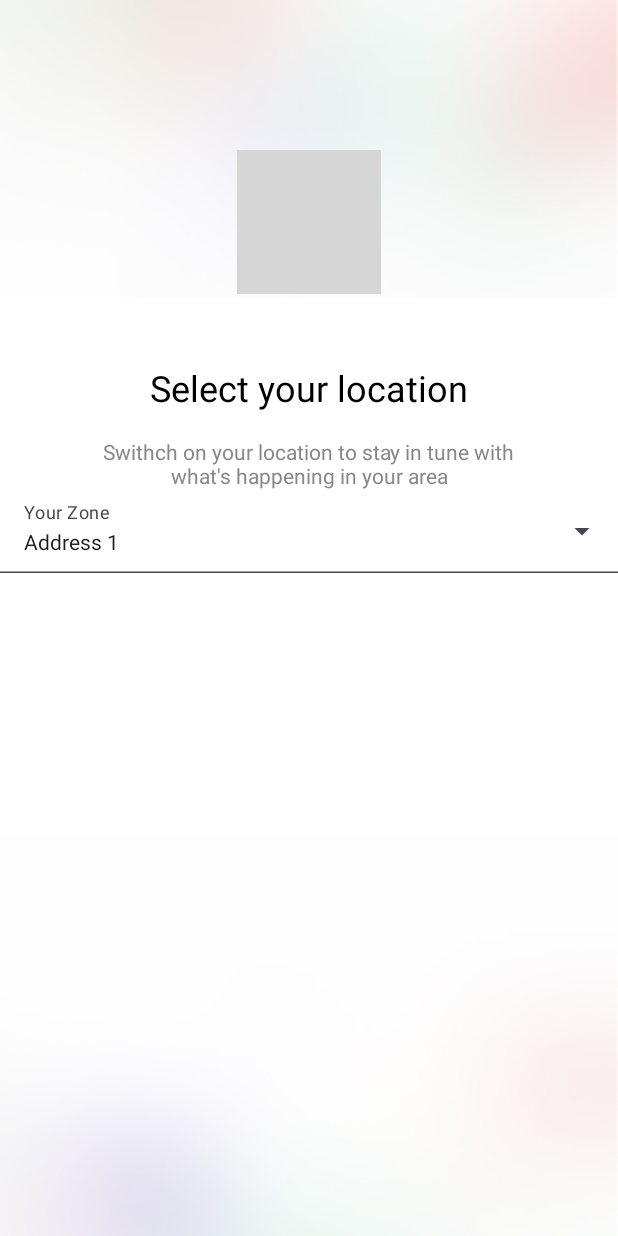
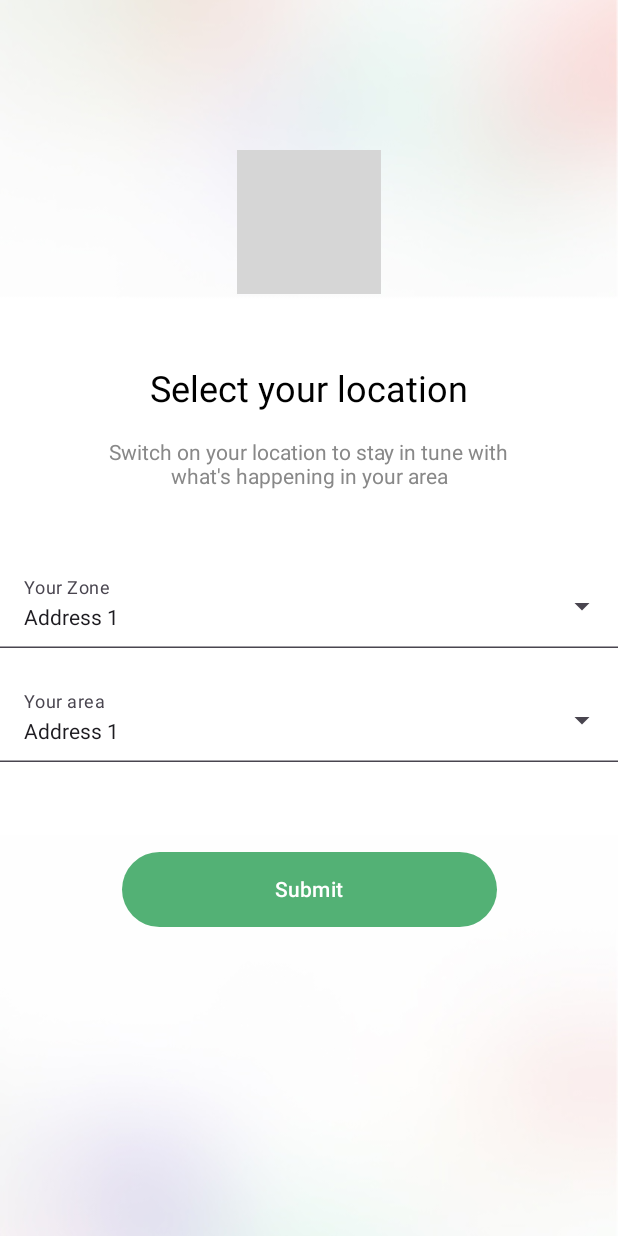
Before and after one commit to Yecksson7/AppMobileNectar, an Android app built with Jetpack Compose: the @Preview function SelectLocationScreen, on a phone screen of 412 x 824 dp. Run offline under Robolectric (Android 15) with nearby library versions, the phone set to English and light mode, and no system bars; grey boxes are pictures that could not be loaded.

```diff
--- a/app/build.gradle.kts
+++ b/app/build.gradle.kts
@@ -68,6 +68,11 @@ dependencies {
     implementation(libs.kotlinx.serialization.json)
     implementation(libs.androidx.ui.text.google.fonts)
     implementation(libs.androidx.datastore.preferences)
+    implementation(libs.retrofit)
+    implementation(libs.converter.gson)
+    implementation(libs.okhttp)
+    implementation(libs.androidx.lifecycle.viewmodel)
+    implementation(libs.androidx.lifecycle.common)
     testImplementation(libs.junit)
     androidTestImplementation(libs.androidx.junit)
     androidTestImplementation(libs.androidx.espresso.core)
--- /dev/null
+++ b/app/src/main/java/com/example/nectarapplication/data/ListaZone.kt
@@ -0,0 +1,15 @@
+package com.example.nectarapplication.data
+
+val zone =
+listOf("Address 1", "Address 2", "Address 3")
+
+val area =
+    listOf("Address 1", "Address 2", "Address 3")
+
+    public fun getListaZona():List<String>{
+        return zone
+    }
+
+public fun getListaArea():List<String>{
+    return area
+}
--- a/app/src/main/java/com/example/nectarapplication/screens/SelectLocationScreen.kt
+++ b/app/src/main/java/com/example/nectarapplication/screens/Location/SelectLocationScreen.kt
@@ -1,4 +1,4 @@
-package com.example.nectarapplication.screens
+package com.example.nectarapplication.screens.Location
 
 import androidx.compose.foundation.Image
 import androidx.compose.foundation.background
@@ -8,6 +8,8 @@ import androidx.compose.foundation.layout.Spacer
 import androidx.compose.foundation.layout.fillMaxSize
 import androidx.compose.foundation.layout.fillMaxWidth
 import androidx.compose.foundation.layout.size
+import androidx.compose.material3.Button
+import androidx.compose.material3.ButtonDefaults
 import androidx.compose.material3.DropdownMenuItem
 import androidx.compose.material3.ExperimentalMaterial3Api
 import androidx.compose.material3.ExposedDropdownMenuBox
@@ -29,6 +31,8 @@ import androidx.compose.ui.tooling.preview.Preview
 import androidx.compose.ui.unit.dp
 import androidx.compose.ui.unit.sp
 import com.example.nectarapplication.R
+import com.example.nectarapplication.data.getListaArea
+import com.example.nectarapplication.data.getListaZona
 
 @Preview(showBackground = true)
 @Composable
@@ -57,16 +61,30 @@ fun SelectLocationScreen() {
                 modifier = Modifier.align(Alignment.CenterHorizontally)
             )
             Spacer(modifier = Modifier.size(20.dp) )
-            Text(text = "Swithch on your location to stay in tune with",
-                color = androidx.compose.ui.graphics.Color.Gray,
+            Text(text = "Switch on your location to stay in tune with",
+                color = Color.Gray,
                 modifier = Modifier.align(Alignment.CenterHorizontally))
 
             Text(text = "what's happening in your area",
-                color = androidx.compose.ui.graphics.Color.Gray,
+                color = Color.Gray,
                 modifier = Modifier.align(Alignment.CenterHorizontally))
+            Spacer(modifier = Modifier.size(50.dp) )
 
+            AddressDropdownMenu("Your Zone",getListaZona())
+            Spacer(modifier = Modifier.size(20.dp) )
+            AddressDropdownMenu("Your area",getListaArea())
 
-            AddressDropdownMenu()
+            Spacer(modifier = Modifier.size(60.dp) )
+            Button(onClick = { /*TODO*/ },
+                modifier = Modifier
+                    .align(Alignment.CenterHorizontally)
+                    .size(width = 250.dp, height = 50.dp),
+                colors = ButtonDefaults.buttonColors(containerColor = Color(0xFF53B175)))
+            {
+                Text("Submit",
+                    color = Color.White)
+            }
+
         }
     }
 }
@@ -74,8 +92,8 @@ fun SelectLocationScreen() {
 
 @OptIn(ExperimentalMaterial3Api::class)
 @Composable
-fun AddressDropdownMenu() {
-    val addresses = listOf("Address 1", "Address 2", "Address 3")
+fun AddressDropdownMenu(mensaje:String, listado: List<String>) {
+    val addresses = listado
     var expanded by remember { mutableStateOf(false) }
     var selectedAddress by remember { mutableStateOf(addresses[0]) }
 
@@ -88,14 +106,16 @@ fun AddressDropdownMenu() {
             value = selectedAddress,
             onValueChange = { },
             readOnly = true,
-            label = { Text("Your Zone") },
+            label = { Text(mensaje) },
             trailingIcon = {
                 ExposedDropdownMenuDefaults.TrailingIcon(expanded = expanded)
             },
             modifier = Modifier
                 .menuAnchor()
-                .fillMaxWidth(),colors = TextFieldDefaults.textFieldColors(
-                containerColor = androidx.compose.ui.graphics.Color.Transparent)
+                .fillMaxWidth(),colors = TextFieldDefaults.colors(
+                focusedContainerColor = Color.Transparent,   // Color cuando el campo está enfocado
+                unfocusedContainerColor = Color.Transparent  // Color cuando el campo no está enfocado
+            )
         )
         ExposedDropdownMenu(
             expanded = expanded,
--- a/app/src/main/java/com/example/nectarapplication/screens/OnboardingScreen.kt
+++ b/app/src/main/java/com/example/nectarapplication/screens/onboarding/OnboardingScreen.kt
@@ -1,6 +1,5 @@
-package com.example.nectarapplication.screens
+package com.example.nectarapplication.screens.onboarding
 
-import android.graphics.Color
 import androidx.compose.foundation.Image
 import androidx.compose.foundation.layout.Box
 import androidx.compose.foundation.layout.Column
--- a/app/src/main/java/com/example/nectarapplication/ui/themes/Theme.kt
+++ b/app/src/main/java/com/example/nectarapplication/ui/themes/Theme.kt
@@ -8,6 +8,7 @@ import androidx.compose.material3.dynamicDarkColorScheme
 import androidx.compose.material3.dynamicLightColorScheme
 import androidx.compose.material3.lightColorScheme
 import androidx.compose.runtime.Composable
+import androidx.compose.material3.Typography
 import androidx.compose.ui.platform.LocalContext
 
 private val DarkColorScheme = darkColorScheme(
@@ -31,7 +32,7 @@ private val LightColorScheme = lightColorScheme(
     onSurface = Color(0xFF1C1B1F),
     */
 )
-
+private val AppTypography = Typography()
 @Composable
 fun NectarApplicationTheme(
     darkTheme: Boolean = isSystemInDarkTheme(),
@@ -51,7 +52,7 @@ fun NectarApplicationTheme(
 
     MaterialTheme(
         colorScheme = colorScheme,
-        typography = Typography,
+        typography = AppTypography,
         content = content
     )
 }
```
Also changed, not shown: app/src/main/java/com/example/nectarapplication/retrofitLoguin.kt (added, +12 -0 lines), app/src/main/java/com/example/nectarapplication/screens/Login/LoginScreen.kt (renamed from app/src/main/java/com/example/nectarapplication/screens/LoginScreen.kt, +54 -22 lines), app/src/main/java/com/example/nectarapplication/screens/Login/LoginViewModel.kt (added, +53 -0 lines), app/src/main/java/com/example/nectarapplication/screens/singUp/SignUpScreen.kt (renamed from app/src/main/java/com/example/nectarapplication/screens/SignUpScreen.kt, +28 -21 lines), gradle/libs.versions.toml (+10 -0 lines).
